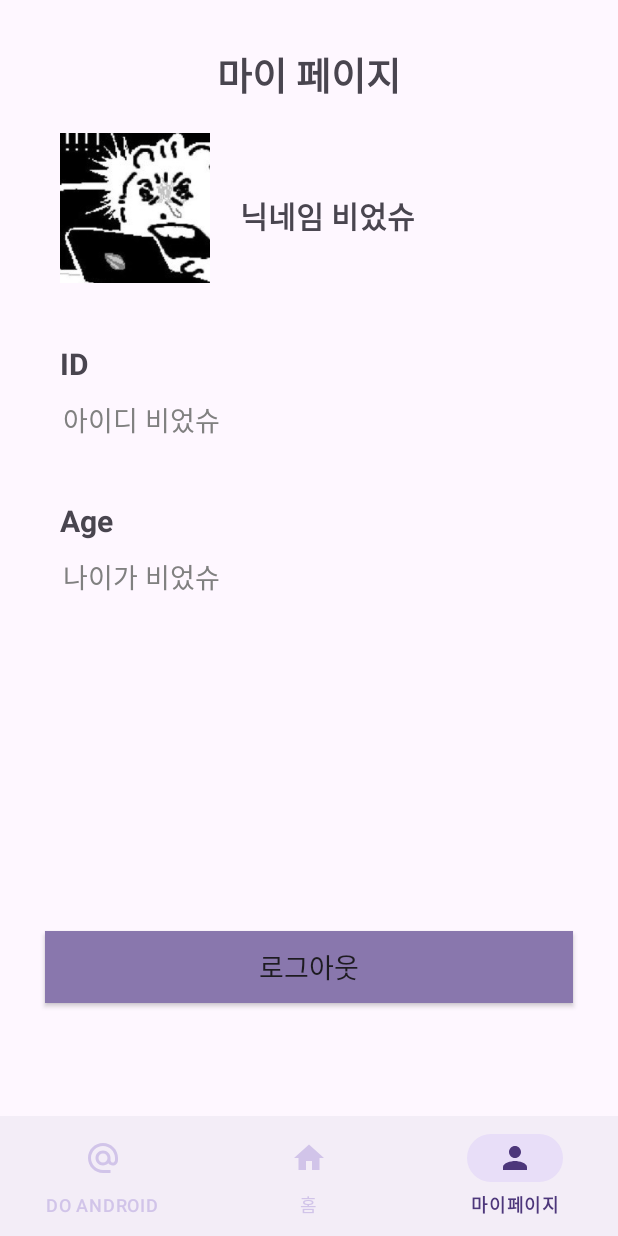
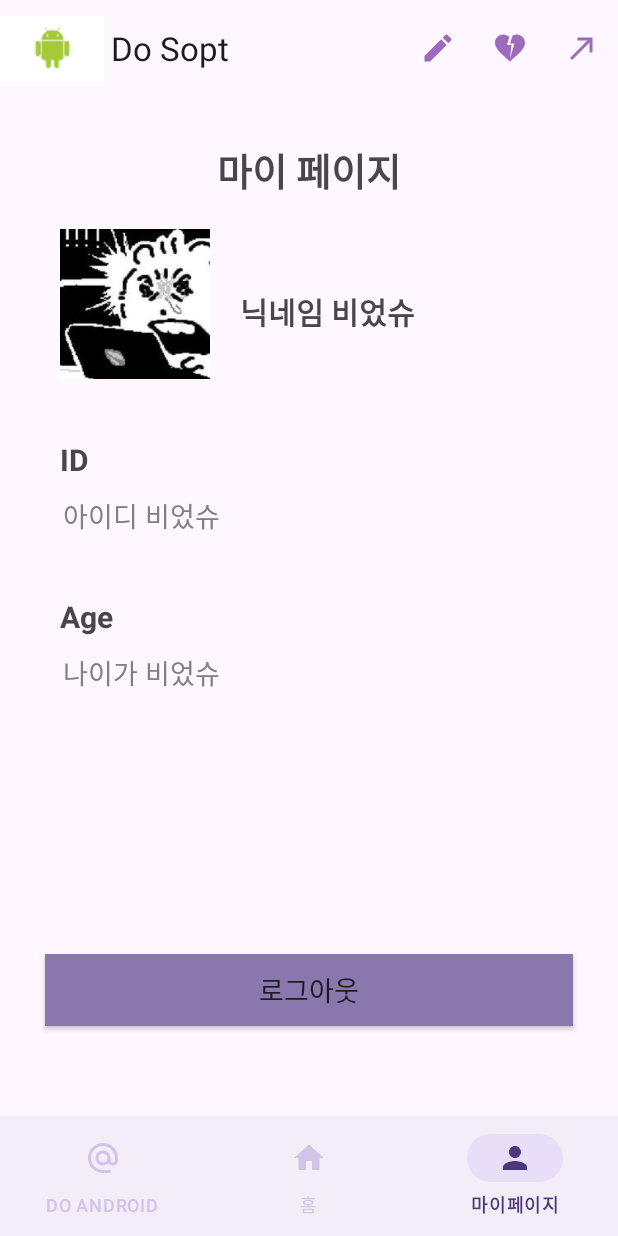
Before and after one commit to DO-SOPT-ANDROID/yuri-kang, an Android app: the BnvActivity screen opened directly, with no data from a screen before it, item 3 of the bottom bar chosen, on a phone screen of 412 x 824 dp. Run offline under Robolectric (Android 15) with nearby library versions, the phone set to English and light mode, and no system bars.

Commit message:
[UI/#13] Bnv에 topAppBar 적용

```diff
--- /dev/null
+++ b/app/src/main/res/drawable/ic_favorite_purple_24.xml
@@ -0,0 +1,5 @@
+<vector android:height="24dp" android:tint="#9D6ABE"
+    android:viewportHeight="24" android:viewportWidth="24"
+    android:width="24dp" xmlns:android="http://schemas.android.com/apk/res/android">
+    <path android:fillColor="@android:color/white" android:pathData="M16.5,3c-0.96,0 -1.9,0.25 -2.73,0.69L12,9h3l-3,10l1,-9h-3l1.54,-5.39C10.47,3.61 9.01,3 7.5,3C4.42,3 2,5.42 2,8.5c0,4.13 4.16,7.18 10,12.5c5.47,-4.94 10,-8.26 10,-12.5C22,5.42 19.58,3 16.5,3z"/>
+</vector>
--- /dev/null
+++ b/app/src/main/res/drawable/ic_modify_purple_24.xml
@@ -0,0 +1,6 @@
+<vector android:height="24dp" android:tint="#9D6ABE"
+    android:viewportHeight="24" android:viewportWidth="24"
+    android:width="24dp" xmlns:android="http://schemas.android.com/apk/res/android">
+    <path android:fillColor="@android:color/white" android:pathData="M3,17.25l0,3.75l3.75,0l11.06,-11.06l-3.75,-3.75z"/>
+    <path android:fillColor="@android:color/white" android:pathData="M20.71,5.63l-2.34,-2.34c-0.39,-0.39 -1.02,-0.39 -1.41,0l-1.83,1.83l3.75,3.75l1.83,-1.83C21.1,6.65 21.1,6.02 20.71,5.63z"/>
+</vector>
--- /dev/null
+++ b/app/src/main/res/drawable/ic_share_perple_24.xml
@@ -0,0 +1,5 @@
+<vector android:autoMirrored="true" android:height="24dp"
+    android:tint="#9D6ABE" android:viewportHeight="24"
+    android:viewportWidth="24" android:width="24dp" xmlns:android="http://schemas.android.com/apk/res/android">
+    <path android:fillColor="@android:color/white" android:pathData="M9,5v2h6.59L4,18.59 5.41,20 17,8.41V15h2V5z"/>
+</vector>
--- a/app/src/main/res/layout/activity_bnv.xml
+++ b/app/src/main/res/layout/activity_bnv.xml
@@ -6,15 +6,34 @@
     android:layout_height="match_parent"
     tools:context=".presentation.main.BnvActivity">
 
+    <com.google.android.material.appbar.AppBarLayout
+        android:id="@+id/bnv_topAppBar"
+        android:layout_width="match_parent"
+        android:layout_height="wrap_content"
+        app:layout_constraintEnd_toEndOf="parent"
+        app:layout_constraintStart_toStartOf="parent"
+        app:layout_constraintTop_toTopOf="parent">
+
+        <com.google.android.material.appbar.MaterialToolbar
+            android:id="@+id/topAppBar"
+            android:layout_width="match_parent"
+            android:layout_height="wrap_content"
+            android:minHeight="?attr/actionBarSize"
+            app:menu="@menu/menu_top_app_bar"
+            app:navigationIcon="@drawable/ic_android_70"
+            app:title="@string/do_sopt"
+            />
+
+    </com.google.android.material.appbar.AppBarLayout>
+
     <androidx.fragment.app.FragmentContainerView
         android:id="@+id/fcv_home"
         android:layout_width="0dp"
         android:layout_height="0dp"
-        android:layout_marginBottom="15dp"
         app:layout_constraintBottom_toTopOf="@+id/bnv_home"
         app:layout_constraintEnd_toEndOf="parent"
         app:layout_constraintStart_toStartOf="parent"
-        app:layout_constraintTop_toTopOf="parent" />
+        app:layout_constraintTop_toBottomOf="@id/bnv_topAppBar" />
 
     <com.google.android.material.bottomnavigation.BottomNavigationView
         android:id="@+id/bnv_home"
--- /dev/null
+++ b/app/src/main/res/layout/topappbar_layout.xml
@@ -0,0 +1,25 @@
+<?xml version="1.0" encoding="utf-8"?>
+<androidx.constraintlayout.widget.ConstraintLayout xmlns:android="http://schemas.android.com/apk/res/android"
+    xmlns:app="http://schemas.android.com/apk/res-auto"
+    android:layout_width="match_parent"
+    android:layout_height="match_parent">
+
+    <com.google.android.material.appbar.AppBarLayout
+        android:layout_width="match_parent"
+        android:layout_height="wrap_content"
+        app:layout_constraintTop_toTopOf="parent"
+        app:layout_constraintStart_toStartOf="parent"
+        app:layout_constraintEnd_toEndOf="parent">
+
+        <com.google.android.material.appbar.MaterialToolbar
+            android:id="@+id/topAppBar"
+            android:layout_width="match_parent"
+            android:layout_height="wrap_content"
+            android:minHeight="?attr/actionBarSize"
+            app:title="@string/do_sopt"
+            app:menu="@menu/menu_top_app_bar"
+            app:navigationIcon="@drawable/ic_android_70" />
+
+    </com.google.android.material.appbar.AppBarLayout>
+
+</androidx.constraintlayout.widget.ConstraintLayout>
--- /dev/null
+++ b/app/src/main/res/menu/menu_top_app_bar.xml
@@ -0,0 +1,29 @@
+<?xml version="1.0" encoding="utf-8"?>
+<menu xmlns:android="http://schemas.android.com/apk/res/android"
+    xmlns:app="http://schemas.android.com/apk/res-auto">
+
+    <item
+        android:id="@+id/plus"
+        android:contentDescription="@string/top_app_bar_menu_plus"
+        app:showAsAction="ifRoom"
+        android:title="@string/top_app_bar_menu_plus"
+        android:icon="@drawable/ic_modify_purple_24"
+        />
+
+    <item
+        android:id="@+id/favorite"
+        android:contentDescription="@string/top_app_bar_menu_plus"
+        app:showAsAction="ifRoom"
+        android:title="@string/top_app_bar_menu_plus"
+        android:icon="@drawable/ic_favorite_purple_24"
+        />
+
+    <item
+        android:id="@+id/share"
+        android:contentDescription="@string/top_app_bar_menu_share"
+        app:showAsAction="ifRoom"
+        android:title="@string/top_app_bar_menu_share"
+        android:icon="@drawable/ic_share_perple_24"
+        />
+
+</menu>
--- a/app/src/main/res/values/strings.xml
+++ b/app/src/main/res/values/strings.xml
@@ -29,4 +29,8 @@
     <string name="bnv_mypage">마이페이지</string>
     <string name="tv_present">선물하기</string>
     <string name="btn_plus_text">상태메시지</string>
+    <string name="do_sopt">Do Sopt</string>
+    <string name="top_app_bar_menu_plus">plus</string>
+    <string name="top_app_bar_menu_favorite">좋아요</string>
+    <string name="top_app_bar_menu_share">공유</string>
 </resources>
```
Also changed, not shown: app/src/main/res/drawable/ic_android_70.png (added).
